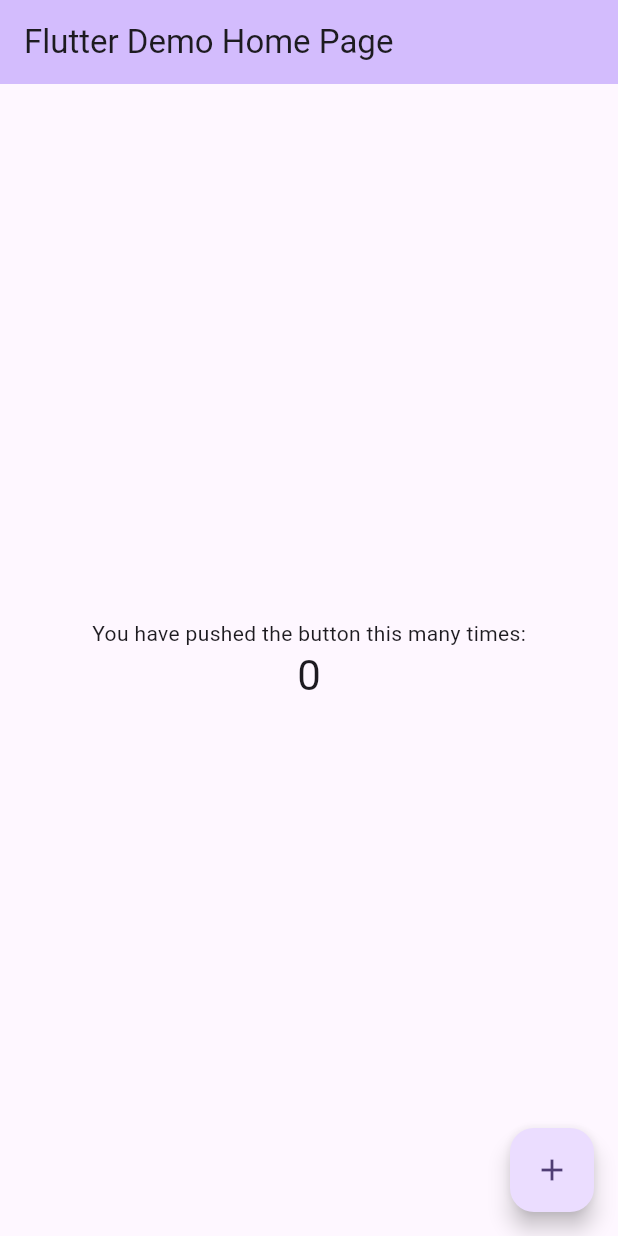
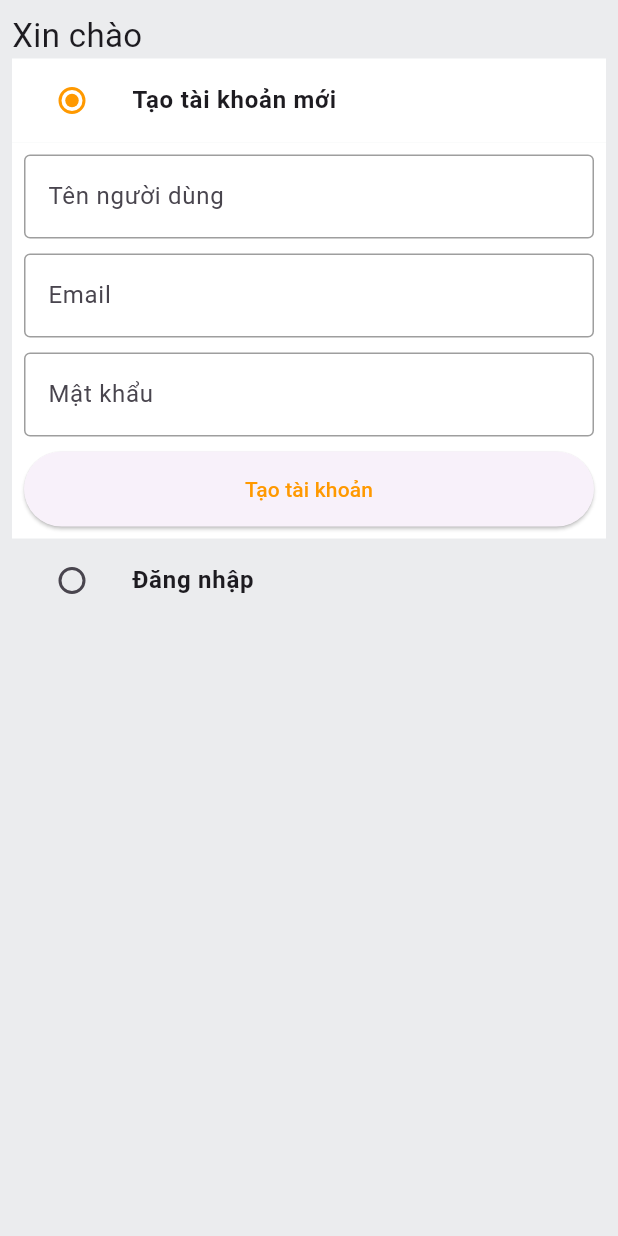
Before and after one commit to vuluu2k/decor_shop_app, a Flutter app: the screen it shows after launch, on a phone screen of 412 x 824 dp. Run offline on Flutter 3.47's test engine with Material 3 defaults, Android fonts, the phone set to English and light mode, and no system bars.

Commit message:
test: screen auth

```diff
--- /dev/null
+++ b/lib/common/widgets/custom_button.dart
@@ -0,0 +1,19 @@
+import 'package:flutter/material.dart';
+
+class CustomButton extends StatelessWidget {
+  final String text;
+  final VoidCallback onTap;
+  const CustomButton({super.key, required this.text, required this.onTap});
+
+  @override
+  Widget build(BuildContext context) {
+    return ElevatedButton(
+        child: Text(
+          text,
+        ),
+        onPressed: onTap,
+        style: ElevatedButton.styleFrom(
+          minimumSize: const Size(double.infinity, 50),
+        ));
+  }
+}
--- /dev/null
+++ b/lib/common/widgets/custom_textfield.dart
@@ -0,0 +1,26 @@
+import 'package:flutter/material.dart';
+
+class CustomTextField extends StatelessWidget {
+  final TextEditingController controller;
+  final String hintText;
+  const CustomTextField(
+      {super.key, required this.controller, required this.hintText});
+
+  @override
+  Widget build(BuildContext context) {
+    return TextFormField(
+      controller: controller,
+      decoration: InputDecoration(
+          hintText: hintText,
+          border: const OutlineInputBorder(
+              borderSide: BorderSide(
+            color: Colors.black38,
+          )),
+          enabledBorder: const OutlineInputBorder(
+              borderSide: BorderSide(
+            color: Colors.black38,
+          ))),
+      validator: (value) {},
+    );
+  }
+}
--- /dev/null
+++ b/lib/constants/global_variables.dart
@@ -0,0 +1,17 @@
+import 'package:flutter/material.dart';
+
+class GlobalVariables {
+  static const appBarGradient = LinearGradient(
+    colors: [
+      Color.fromARGB(255, 29, 201, 192),
+      Color.fromARGB(255, 125, 221, 216),
+    ],
+    stops: [0.5, 1.0],
+  );
+
+  static const secondaryColor = Color.fromRGBO(255, 153, 0, 1);
+  static const backgroundColor = Colors.white;
+  static const Color greyBackgroundCOlor = Color(0xffebecee);
+  static var selectedNavBarColor = Colors.cyan[800]!;
+  static const unselectedNavBarColor = Colors.black87;
+}
--- /dev/null
+++ b/lib/features/auth/screens/auth_screen.dart
@@ -0,0 +1,135 @@
+import 'package:flutter/material.dart';
+import 'package:flutter/widgets.dart';
+import 'package:shop/common/widgets/custom_button.dart';
+import 'package:shop/common/widgets/custom_textfield.dart';
+import 'package:shop/constants/global_variables.dart';
+
+enum Auth { signin, signup }
+
+class AuthScreen extends StatefulWidget {
+  static const String routeName = '/auth-screen';
+  const AuthScreen({super.key});
+
+  @override
+  State<AuthScreen> createState() => _AuthScreenState();
+}
+
+class _AuthScreenState extends State<AuthScreen> {
+  Auth _auth = Auth.signup;
+  final _signUpFormKey = GlobalKey<FormState>();
+  final _signInFormKey = GlobalKey<FormState>();
+  final TextEditingController _emailController = TextEditingController();
+  final TextEditingController _passwordController = TextEditingController();
+  final TextEditingController _nameController = TextEditingController();
+
+  @override
+  void dispose() {
+    super.dispose();
+    _emailController.dispose();
+    _passwordController.dispose();
+    _nameController.dispose();
+  }
+
+  @override
+  Widget build(BuildContext context) {
+    // Navigator.pushNamed(context, 'Test');
+    return Scaffold(
+        backgroundColor: GlobalVariables.greyBackgroundCOlor,
+        body: SafeArea(
+          child: Padding(
+            padding: const EdgeInsets.all(8.0),
+            child: Column(
+              crossAxisAlignment: CrossAxisAlignment.start,
+              children: [
+                const Text("Xin chào",
+                    style:
+                        TextStyle(fontSize: 22, fontWeight: FontWeight.w400)),
+                ListTile(
+                  tileColor: _auth == Auth.signup
+                      ? GlobalVariables.backgroundColor
+                      : GlobalVariables.greyBackgroundCOlor,
+                  title: const Text('Tạo tài khoản mới',
+                      style: TextStyle(fontWeight: FontWeight.bold)),
+                  leading: Radio(
+                    activeColor: GlobalVariables.secondaryColor,
+                    value: Auth.signup,
+                    groupValue: _auth,
+                    onChanged: (Auth? value) {
+                      setState(() {
+                        _auth = value!;
+                      });
+                    },
+                  ),
+                ),
+                if (_auth == Auth.signup)
+                  Container(
+                    padding: const EdgeInsets.all(8),
+                    color: GlobalVariables.backgroundColor,
+                    child: Form(
+                        key: _signInFormKey,
+                        child: Column(
+                          children: [
+                            CustomTextField(
+                              controller: _nameController,
+                              hintText: "Tên người dùng",
+                            ),
+                            const SizedBox(height: 10),
+                            CustomTextField(
+                              controller: _emailController,
+                              hintText: "Email",
+                            ),
+                            const SizedBox(height: 10),
+                            CustomTextField(
+                              controller: _passwordController,
+                              hintText: "Mật khẩu",
+                            ),
+                            const SizedBox(height: 10),
+                            CustomButton(text: 'Tạo tài khoản', onTap: () {})
+                          ],
+                        )),
+                  ),
+                ListTile(
+                  tileColor: _auth == Auth.signin
+                      ? GlobalVariables.backgroundColor
+                      : GlobalVariables.greyBackgroundCOlor,
+                  title: const Text('Đăng nhập',
+                      style: TextStyle(fontWeight: FontWeight.bold)),
+                  leading: Radio(
+                    activeColor: GlobalVariables.secondaryColor,
+                    value: Auth.signin,
+                    groupValue: _auth,
+                    onChanged: (Auth? value) {
+                      setState(() {
+                        _auth = value!;
+                      });
+                    },
+                  ),
+                ),
+                if (_auth == Auth.signin)
+                  Container(
+                    padding: const EdgeInsets.all(8),
+                    color: GlobalVariables.backgroundColor,
+                    child: Form(
+                        key: _signInFormKey,
+                        child: Column(
+                          children: [
+                            CustomTextField(
+                              controller: _nameController,
+                              hintText: "Tên người dùng",
+                            ),
+                            const SizedBox(height: 10),
+                            CustomTextField(
+                              controller: _passwordController,
+                              hintText: "Mật khẩu",
+                            ),
+                            const SizedBox(height: 10),
+                            CustomButton(text: 'Tạo tài khoản', onTap: () {})
+                          ],
+                        )),
+                  ),
+              ],
+            ),
+          ),
+        ));
+  }
+}
--- a/lib/main.dart
+++ b/lib/main.dart
@@ -1,4 +1,7 @@
 import 'package:flutter/material.dart';
+import 'package:shop/constants/global_variables.dart';
+import 'package:shop/features/auth/screens/auth_screen.dart';
+import 'package:shop/router.dart';
 
 void main() {
   runApp(const MyApp());
@@ -7,119 +10,23 @@ void main() {
 class MyApp extends StatelessWidget {
   const MyApp({super.key});
 
-  // This widget is the root of your application.
   @override
   Widget build(BuildContext context) {
     return MaterialApp(
-      title: 'Flutter Demo',
+      title: 'DecorApp',
       theme: ThemeData(
-        // This is the theme of your application.
-        //
-        // TRY THIS: Try running your application with "flutter run". You'll see
-        // the application has a purple toolbar. Then, without quitting the app,
-        // try changing the seedColor in the colorScheme below to Colors.green
-        // and then invoke "hot reload" (save your changes or press the "hot
-        // reload" button in a Flutter-supported IDE, or press "r" if you used
-        // the command line to start the app).
-        //
-        // Notice that the counter didn't reset back to zero; the application
-        // state is not lost during the reload. To reset the state, use hot
-        // restart instead.
-        //
-        // This works for code too, not just values: Most code changes can be
-        // tested with just a hot reload.
-        colorScheme: ColorScheme.fromSeed(seedColor: Colors.deepPurple),
-        useMaterial3: true,
-      ),
-      home: const MyHomePage(title: 'Flutter Demo Home Page'),
+          colorScheme: ColorScheme.fromSeed(
+              seedColor: Colors.deepPurple,
+              primary: GlobalVariables.secondaryColor),
+          useMaterial3: true,
+          scaffoldBackgroundColor: GlobalVariables.backgroundColor,
+          appBarTheme: const AppBarTheme(
+            // color: GlobalVariables.appBarGradient,
+            elevation: 0,
+            iconTheme: IconThemeData(color: Colors.black),
+          )),
+      onGenerateRoute: (settings) => generateRoute(settings),
+      home: const AuthScreen(),
     );
   }
 }
-
-class MyHomePage extends StatefulWidget {
-  const MyHomePage({super.key, required this.title});
-
-  // This widget is the home page of your application. It is stateful, meaning
-  // that it has a State object (defined below) that contains fields that affect
-  // how it looks.
-
-  // This class is the configuration for the state. It holds the values (in this
-  // case the title) provided by the parent (in this case the App widget) and
-  // used by the build method of the State. Fields in a Widget subclass are
-  // always marked "final".
-
-  final String title;
-
-  @override
-  State<MyHomePage> createState() => _MyHomePageState();
-}
-
-class _MyHomePageState extends State<MyHomePage> {
-  int _counter = 0;
-
-  void _incrementCounter() {
-    setState(() {
-      // This call to setState tells the Flutter framework that something has
-      // changed in this State, which causes it to rerun the build method below
-      // so that the display can reflect the updated values. If we changed
-      // _counter without calling setState(), then the build method would not be
-      // called again, and so nothing would appear to happen.
-      _counter++;
-    });
-  }
-
-  @override
-  Widget build(BuildContext context) {
-    // This method is rerun every time setState is called, for instance as done
-    // by the _incrementCounter method above.
-    //
-    // The Flutter framework has been optimized to make rerunning build methods
-    // fast, so that you can just rebuild anything that needs updating rather
-    // than having to individually change instances of widgets.
-    return Scaffold(
-      appBar: AppBar(
-        // TRY THIS: Try changing the color here to a specific color (to
-        // Colors.amber, perhaps?) and trigger a hot reload to see the AppBar
-        // change color while the other colors stay the same.
-        backgroundColor: Theme.of(context).colorScheme.inversePrimary,
-        // Here we take the value from the MyHomePage object that was created by
-        // the App.build method, and use it to set our appbar title.
-        title: Text(widget.title),
-      ),
-      body: Center(
-        // Center is a layout widget. It takes a single child and positions it
-        // in the middle of the parent.
-        child: Column(
-          // Column is also a layout widget. It takes a list of children and
-          // arranges them vertically. By default, it sizes itself to fit its
-          // children horizontally, and tries to be as tall as its parent.
-          //
-          // Column has various properties to control how it sizes itself and
-          // how it positions its children. Here we use mainAxisAlignment to
-          // center the children vertically; the main axis here is the vertical
-          // axis because Columns are vertical (the cross axis would be
-          // horizontal).
-          //
-          // TRY THIS: Invoke "debug painting" (choose the "Toggle Debug Paint"
-          // action in the IDE, or press "p" in the console), to see the
-          // wireframe for each widget.
-          mainAxisAlignment: MainAxisAlignment.center,
-          children: <Widget>[
-            const Text(
-              'You have pushed the button this many times:',
-            ),
-            Text(
-              '$_counter',
-              style: Theme.of(context).textTheme.headlineMedium,
-            ),
-          ],
-        ),
-      ),
-      floatingActionButton: FloatingActionButton(
-        onPressed: _incrementCounter,
-        tooltip: 'Increment',
-        child: const Icon(Icons.add),
-      ), // This trailing comma makes auto-formatting nicer for build methods.
-    );
-  }
-}
--- /dev/null
+++ b/lib/router.dart
@@ -0,0 +1,17 @@
+import 'package:flutter/material.dart';
+import 'package:shop/features/auth/screens/auth_screen.dart';
+
+Route<dynamic> generateRoute(RouteSettings settings) {
+  print(settings.name);
+  switch (settings.name) {
+    case AuthScreen.routeName:
+      return MaterialPageRoute(
+          settings: settings, builder: (_) => const AuthScreen());
+    default:
+      return MaterialPageRoute(
+          builder: (_) => const Scaffold(
+                  body: Center(
+                child: Text("Oh no! Màn hình không tồn tại!"),
+              )));
+  }
+}
```
